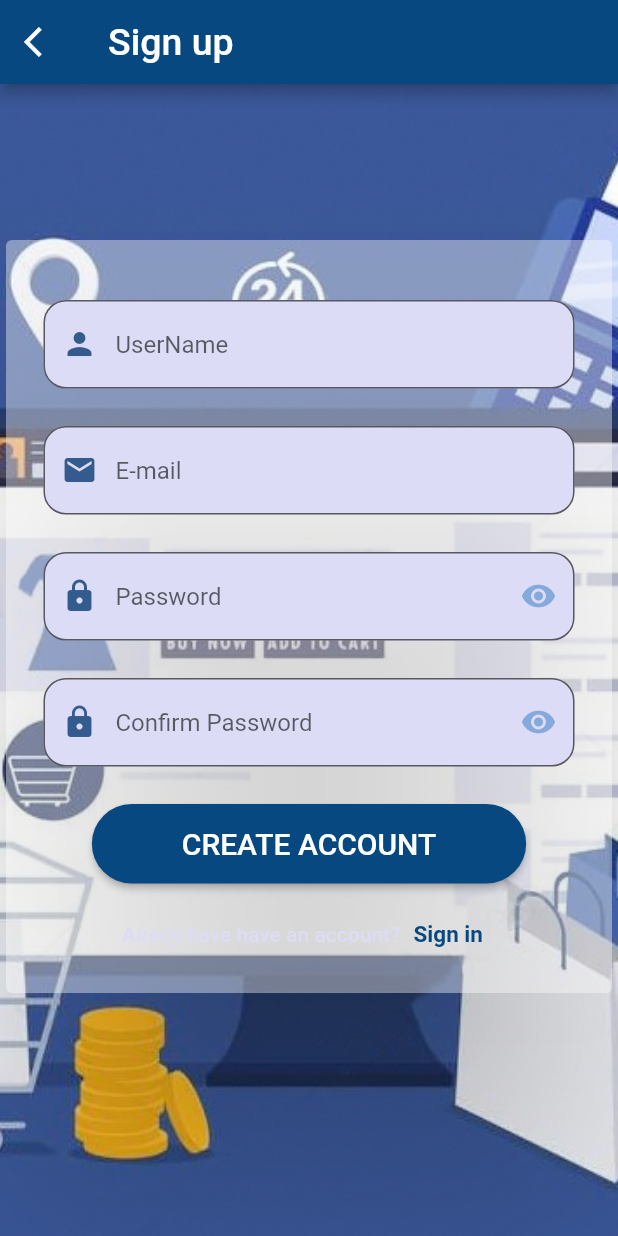
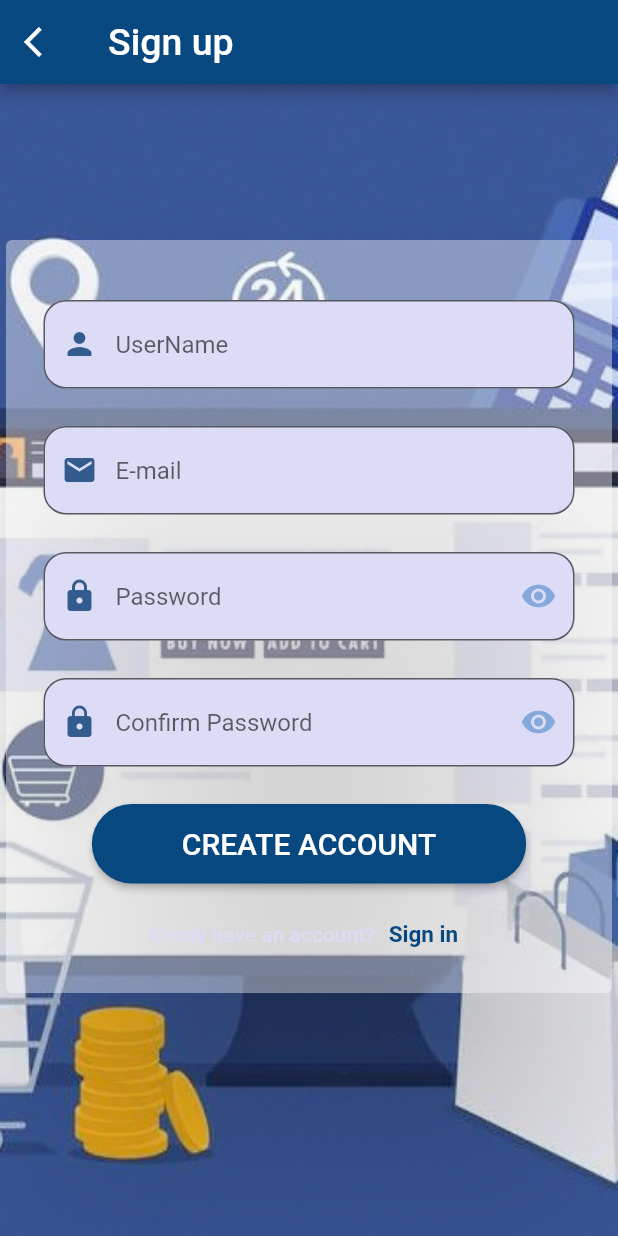
Before and after one commit to SuffahSkull/flutter_project, a Flutter app: the screen it shows after launch, on a phone screen of 412 x 824 dp. Run offline on Flutter 3.47's test engine with Material 2 defaults, Android fonts, the phone set to English and light mode, and no system bars.

Commit message:
text edit

```diff
--- a/lib/My_Pages/register_page.dart
+++ b/lib/My_Pages/register_page.dart
@@ -232,7 +232,7 @@ class _register_pageState extends State<register_page> {
                         mainAxisAlignment: MainAxisAlignment.center,
                         children: [
                           Text(
-                            "Alredy have have an account?",
+                            "Alredy have an account?",
                             style: TextStyle(
                               fontWeight: FontWeight.w500,
                               fontSize: 14,
```
